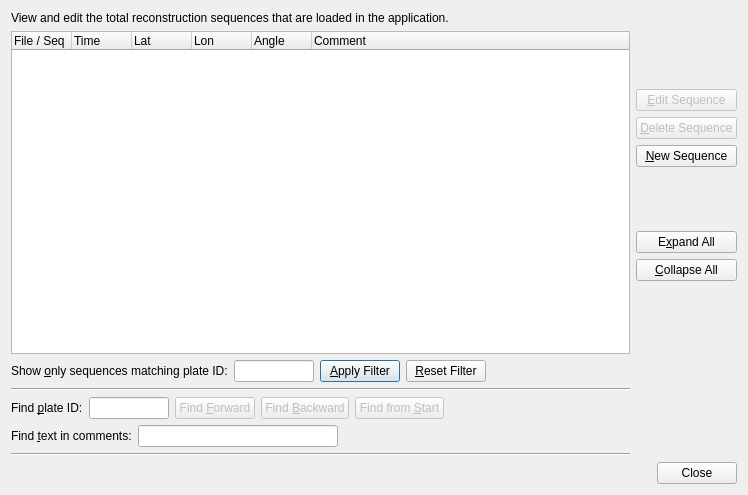
Old version of the form src/qt-widgets/TotalReconstructionSequencesDialogUi.ui in the repository GPlates/GPlates.
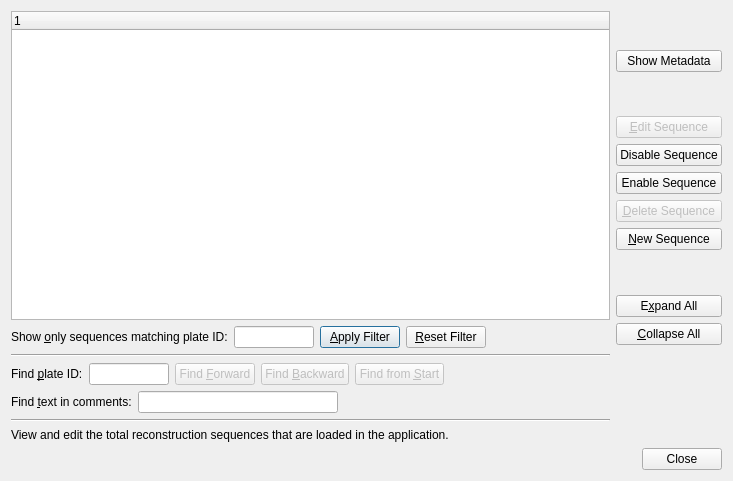
New version of the form.

What changed in the file:
```diff
--- a/src/qt-widgets/TotalReconstructionSequencesDialogUi.ui
+++ b/src/qt-widgets/TotalReconstructionSequencesDialogUi.ui
@@ -6,22 +6,15 @@
    <rect>
     <x>0</x>
     <y>0</y>
-    <width>748</width>
-    <height>495</height>
+    <width>733</width>
+    <height>481</height>
    </rect>
   </property>
   <property name="windowTitle">
    <string>Total Reconstruction Sequences</string>
   </property>
-  <layout class="QGridLayout" name="gridLayout">
-   <item row="0" column="0">
-    <widget class="QLabel" name="label">
-     <property name="text">
-      <string>View and edit the total reconstruction sequences that are loaded in the application.</string>
-     </property>
-    </widget>
-   </item>
-   <item row="1" column="0">
+  <layout class="QVBoxLayout" name="verticalLayout_3">
+   <item>
     <layout class="QHBoxLayout" name="horizontalLayout_2">
      <item>
       <layout class="QVBoxLayout" name="verticalLayout_2">
@@ -41,32 +34,7 @@
          </attribute>
          <column>
           <property name="text">
-           <string>File / Seq</string>
-          </property>
-         </column>
-         <column>
-          <property name="text">
-           <string>Time</string>
-          </property>
-         </column>
-         <column>
-          <property name="text">
-           <string>Lat</string>
-          </property>
-         </column>
-         <column>
-          <property name="text">
-           <string>Lon</string>
-          </property>
-         </column>
-         <column>
-          <property name="text">
-           <string>Angle</string>
-          </property>
-         </column>
-         <column>
-          <property name="text">
-           <string>Comment</string>
+           <string notr="true">1</string>
           </property>
          </column>
         </widget>
@@ -268,6 +236,26 @@
      </item>
      <item>
       <layout class="QVBoxLayout" name="verticalLayout">
+       <item>
+        <spacer name="verticalSpacer_6">
+         <property name="orientation">
+          <enum>Qt::Vertical</enum>
+         </property>
+         <property name="sizeHint" stdset="0">
+          <size>
+           <width>91</width>
+           <height>26</height>
+          </size>
+         </property>
+        </spacer>
+       </item>
+       <item>
+        <widget class="QPushButton" name="show_metadata_button">
+         <property name="text">
+          <string>Show Metadata</string>
+         </property>
+        </widget>
+       </item>
        <item>
         <spacer name="verticalSpacer">
          <property name="orientation">
@@ -275,8 +263,8 @@
          </property>
          <property name="sizeHint" stdset="0">
           <size>
-           <width>20</width>
-           <height>40</height>
+           <width>91</width>
+           <height>26</height>
           </size>
          </property>
         </spacer>
@@ -291,6 +279,26 @@
          </property>
         </widget>
        </item>
+       <item>
+        <widget class="QPushButton" name="disable_seq_button">
+         <property name="enabled">
+          <bool>true</bool>
+         </property>
+         <property name="text">
+          <string>Disable Sequence</string>
+         </property>
+        </widget>
+       </item>
+       <item>
+        <widget class="QPushButton" name="enable_seq_button">
+         <property name="enabled">
+          <bool>true</bool>
+         </property>
+         <property name="text">
+          <string>Enable Sequence</string>
+         </property>
+        </widget>
+       </item>
        <item>
         <widget class="QPushButton" name="button_Delete_Sequence">
          <property name="enabled">
@@ -318,8 +326,8 @@
          </property>
          <property name="sizeHint" stdset="0">
           <size>
-           <width>20</width>
-           <height>40</height>
+           <width>91</width>
+           <height>26</height>
           </size>
          </property>
         </spacer>
@@ -345,21 +353,8 @@
          </property>
          <property name="sizeHint" stdset="0">
           <size>
-           <width>20</width>
-           <height>40</height>
-          </size>
-         </property>
-        </spacer>
-       </item>
-       <item>
-        <spacer name="verticalSpacer_5">
-         <property name="orientation">
-          <enum>Qt::Vertical</enum>
-         </property>
-         <property name="sizeHint" stdset="0">
-          <size>
-           <width>20</width>
-           <height>40</height>
+           <width>91</width>
+           <height>25</height>
           </size>
          </property>
         </spacer>
@@ -371,8 +366,8 @@
          </property>
          <property name="sizeHint" stdset="0">
           <size>
-           <width>20</width>
-           <height>40</height>
+           <width>91</width>
+           <height>26</height>
           </size>
          </property>
         </spacer>
@@ -381,7 +376,14 @@
      </item>
     </layout>
    </item>
-   <item row="2" column="0">
+   <item>
+    <widget class="QLabel" name="label">
+     <property name="text">
+      <string>View and edit the total reconstruction sequences that are loaded in the application.</string>
+     </property>
+    </widget>
+   </item>
+   <item>
     <layout class="QHBoxLayout" name="horizontalLayout">
      <item>
       <spacer name="horizontalSpacer">
```
Left out of the diff: 6 changed lines with no effect on the pictures.
